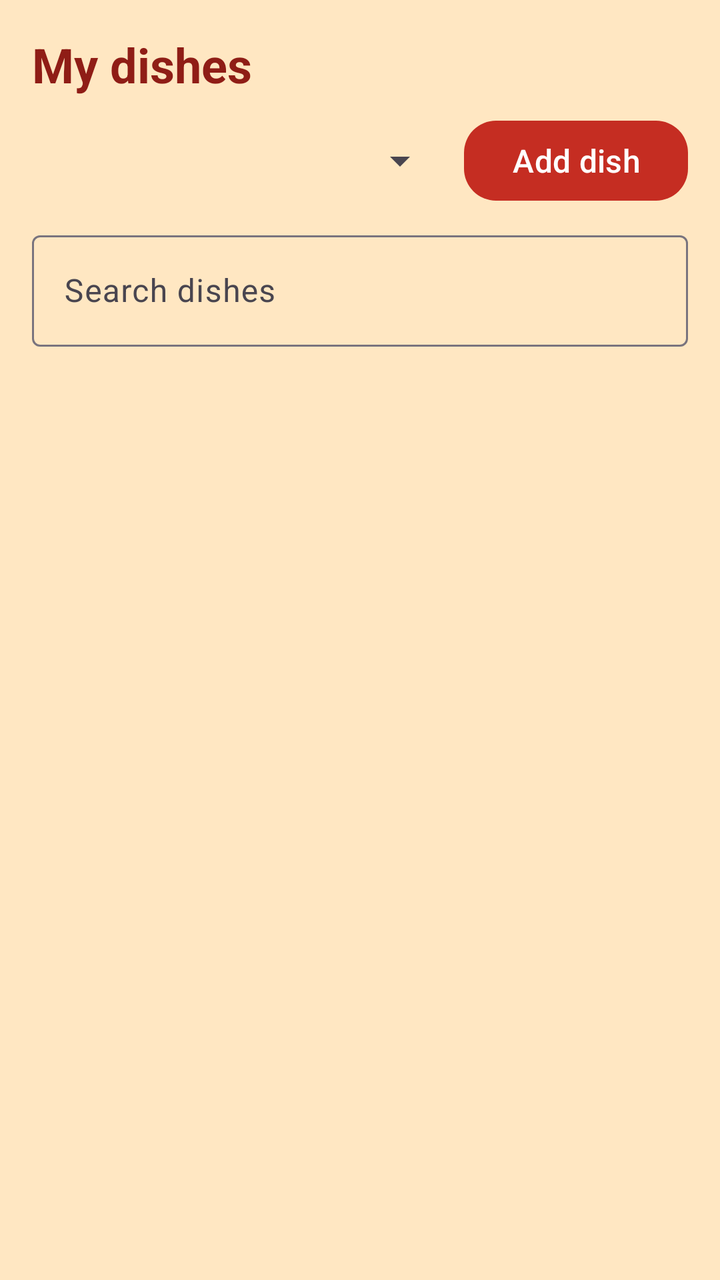
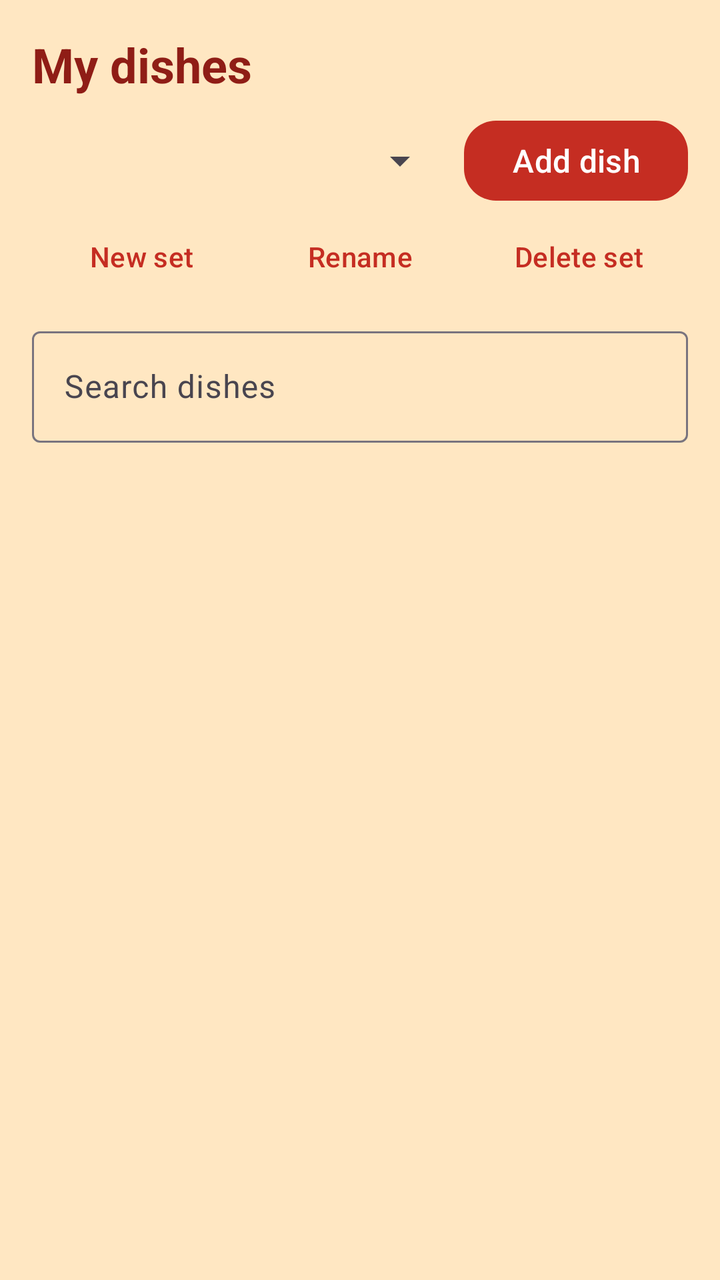

An Android layout rendered at two revisions. The XML below is the earlier revision; the diff shows what the commit changed to produce the second picture.
<!-- AndroidManifest.xml: application theme Theme.LuckyShake -->
<!-- res/layout/activity_menu_list.xml -->
<?xml version="1.0" encoding="utf-8"?>
<LinearLayout xmlns:android="http://schemas.android.com/apk/res/android"
    xmlns:tools="http://schemas.android.com/tools"
    android:id="@+id/menu_list_root"
    android:layout_width="match_parent"
    android:layout_height="match_parent"
    android:orientation="vertical"
    tools:context=".ui.menu.MenuListActivity">

    <TextView
        android:id="@+id/menu_list_title"
        android:layout_width="match_parent"
        android:layout_height="wrap_content"
        android:layout_marginHorizontal="@dimen/spacing_md"
        android:layout_marginTop="@dimen/spacing_md"
        android:text="@string/menu_list_title_main"
        android:textAppearance="@style/TextAppearance.LuckyShake.Heading" />

    <LinearLayout
        android:layout_width="match_parent"
        android:layout_height="wrap_content"
        android:layout_marginHorizontal="@dimen/spacing_md"
        android:layout_marginTop="@dimen/spacing_sm"
        android:gravity="center_vertical"
        android:orientation="horizontal">

        <Spinner
            android:id="@+id/menu_list_set_spinner"
            android:layout_width="0dp"
            android:layout_height="wrap_content"
            android:layout_marginEnd="@dimen/spacing_sm"
            android:layout_weight="1"
            android:contentDescription="@string/menu_list_label_set"
            android:minHeight="@dimen/button_min_height" />

        <com.google.android.material.button.MaterialButton
            android:id="@+id/menu_list_add_button"
            style="@style/Widget.LuckyShake.Button.Primary"
            android:layout_width="wrap_content"
            android:layout_height="wrap_content"
            android:text="@string/menu_list_btn_add" />
    </LinearLayout>

    <com.google.android.material.textfield.TextInputLayout
        style="@style/Widget.Material3.TextInputLayout.OutlinedBox"
        android:layout_width="match_parent"
        android:layout_height="wrap_content"
        android:layout_marginHorizontal="@dimen/spacing_md"
        android:layout_marginTop="@dimen/spacing_sm"
        android:hint="@string/menu_list_hint_search">

        <com.google.android.material.textfield.TextInputEditText
            android:id="@+id/menu_list_search"
            android:layout_width="match_parent"
            android:layout_height="wrap_content"
            android:imeOptions="actionSearch"
            android:inputType="text"
            android:maxLines="1" />
    </com.google.android.material.textfield.TextInputLayout>

    <FrameLayout
        android:layout_width="match_parent"
        android:layout_height="0dp"
        android:layout_marginTop="@dimen/spacing_sm"
        android:layout_weight="1">

        <androidx.recyclerview.widget.RecyclerView
            android:id="@+id/menu_list_recycler"
            android:layout_width="match_parent"
            android:layout_height="match_parent"
            android:clipToPadding="false"
            android:paddingBottom="@dimen/spacing_md" />

        <LinearLayout
            android:id="@+id/menu_list_empty_group"
            android:layout_width="wrap_content"
            android:layout_height="wrap_content"
            android:layout_gravity="center"
            android:gravity="center_horizontal"
            android:orientation="vertical"
            android:padding="@dimen/spacing_lg"
            android:visibility="gone">

            <TextView
                android:id="@+id/menu_list_empty_text"
                android:layout_width="wrap_content"
                android:layout_height="wrap_content"
                android:gravity="center"
                android:textColor="?attr/colorOnSurface"
                android:textSize="@dimen/text_body" />

            <com.google.android.material.button.MaterialButton
                android:id="@+id/menu_list_empty_add_button"
                style="@style/Widget.LuckyShake.Button.Primary"
                android:layout_width="wrap_content"
                android:layout_height="wrap_content"
                android:layout_marginTop="@dimen/spacing_md"
                android:text="@string/menu_list_btn_add" />
        </LinearLayout>
    </FrameLayout>
</LinearLayout>
<!-- resources referenced by this layout -->
<resources>
  <dimen name="button_min_height">48dp</dimen>
  <dimen name="spacing_lg">24dp</dimen>
  <dimen name="spacing_md">16dp</dimen>
  <dimen name="spacing_sm">8dp</dimen>
  <dimen name="text_body">16sp</dimen>
  <string name="menu_list_btn_add">Add dish</string>
  <string name="menu_list_hint_search">Search dishes</string>
  <string name="menu_list_label_set">Menu set</string>
  <string name="menu_list_title_main">My dishes</string>
  <style name="TextAppearance.LuckyShake.Heading" parent="TextAppearance.Material3.TitleLarge">
          <item name="android:textColor">@color/app_heading</item>
          <item name="android:textSize">@dimen/text_heading</item>
          <item name="android:textStyle">bold</item>
      </style>
  <style name="Widget.LuckyShake.Button.Primary" parent="Widget.Material3.Button">
          <item name="backgroundTint">@color/lucky_shake_button_background</item>
          <item name="android:textColor">@color/lucky_shake_button_text</item>
          <item name="android:minHeight">@dimen/button_min_height</item>
          <item name="android:textSize">@dimen/text_body</item>
          <item name="cornerRadius">@dimen/corner_md</item>
      </style>
  <style name="Theme.LuckyShake" parent="Base.Theme.LuckyShake" />
  <color name="app_heading">#8F1D16</color>
  <dimen name="text_heading">24sp</dimen>
  <dimen name="corner_md">16dp</dimen>
  <style name="Base.Theme.LuckyShake" parent="Theme.Material3.DayNight.NoActionBar">
          <item name="colorPrimary">@color/app_primary</item>
          <item name="colorOnPrimary">@color/app_on_primary</item>
          <item name="android:textColorLink">@color/app_link</item>
          <item name="colorSecondary">@color/app_accent</item>
          <item name="colorSurface">@color/app_surface</item>
          <item name="colorOnSurface">@color/app_on_surface</item>
          <item name="android:colorBackground">@color/app_background</item>
          <item name="colorOnBackground">@color/app_on_surface</item>
      </style>
  <color name="app_primary">#C52D22</color>
  <color name="app_on_primary">#FFFFFF</color>
  <color name="app_link">#8F1D16</color>
  <color name="app_accent">#E4A342</color>
  <color name="app_surface">#FFF5DF</color>
  <color name="app_on_surface">#35211D</color>
  <color name="app_background">#FFE7C2</color>
</resources>

<!-- the commit's change to res/layout/activity_menu_list.xml (unified diff, before → after) -->
@@ -39,6 +39,38 @@
             android:layout_width="wrap_content"
             android:layout_height="wrap_content"
             android:text="@string/menu_list_btn_add" />
+    </LinearLayout>
+
+    
+    <LinearLayout
+        android:layout_width="match_parent"
+        android:layout_height="wrap_content"
+        android:layout_marginHorizontal="@dimen/spacing_md"
+        android:orientation="horizontal">
+
+        <com.google.android.material.button.MaterialButton
+            android:id="@+id/menu_sets_btn_add"
+            style="@style/Widget.Material3.Button.TextButton"
+            android:layout_width="0dp"
+            android:layout_height="wrap_content"
+            android:layout_weight="1"
+            android:text="@string/menu_sets_btn_add" />
+
+        <com.google.android.material.button.MaterialButton
+            android:id="@+id/menu_sets_btn_rename"
+            style="@style/Widget.Material3.Button.TextButton"
+            android:layout_width="0dp"
+            android:layout_height="wrap_content"
+            android:layout_weight="1"
+            android:text="@string/menu_sets_btn_rename" />
+
+        <com.google.android.material.button.MaterialButton
+            android:id="@+id/menu_sets_btn_delete"
+            style="@style/Widget.Material3.Button.TextButton"
+            android:layout_width="0dp"
+            android:layout_height="wrap_content"
+            android:layout_weight="1"
+            android:text="@string/menu_sets_btn_delete" />
     </LinearLayout>
 
     <com.google.android.material.textfield.TextInputLayout
<!-- resource entries referenced after the edit -->
@@ -9,6 +9,9 @@
   <string name="menu_list_hint_search">Search dishes</string>
   <string name="menu_list_label_set">Menu set</string>
   <string name="menu_list_title_main">My dishes</string>
+  <string name="menu_sets_btn_add">New set</string>
+  <string name="menu_sets_btn_delete">Delete set</string>
+  <string name="menu_sets_btn_rename">Rename</string>
   <style name="TextAppearance.LuckyShake.Heading" parent="TextAppearance.Material3.TitleLarge">
           <item name="android:textColor">@color/app_heading</item>
           <item name="android:textSize">@dimen/text_heading</item>
